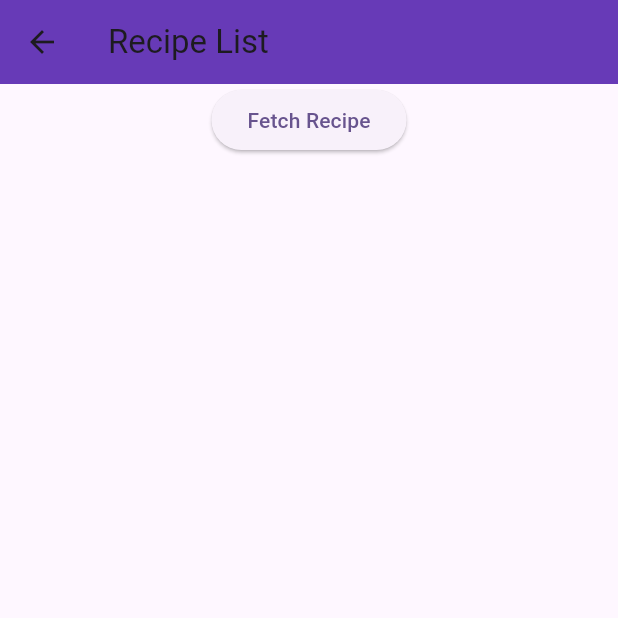
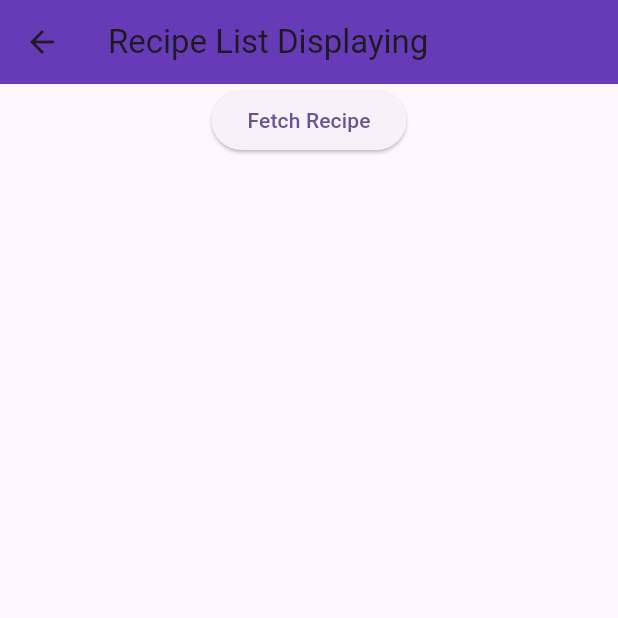
Before and after one commit to risham77/recipe_app, a Flutter app: the ApiCall screen opened directly, on a phone screen of 412 x 824 dp, the top half of it. Run offline on Flutter 3.47's test engine with Material 3 defaults, Android fonts, the light colour scheme and no system bars; our stand-ins replace dio.

Commit message:
Recipe screen

```diff
--- a/lib/api_call.dart
+++ b/lib/api_call.dart
@@ -39,7 +39,7 @@ class _ApiCallState extends State<ApiCall> {
   Widget build(BuildContext context) {
     return Scaffold(
       appBar: AppBar(
-        title: Text('Recipe List'),
+        title: Text('Recipe List Displaying'),
         backgroundColor: Colors.deepPurple,
       ),
       body: Column(
```
